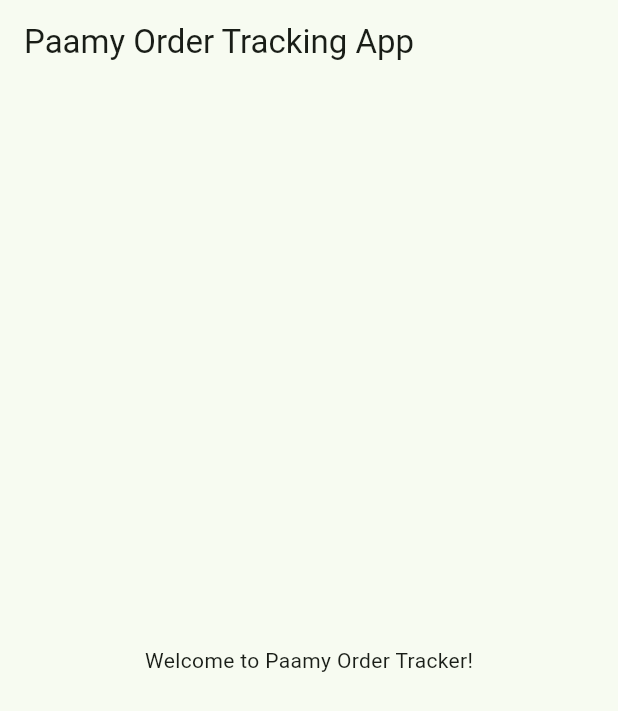
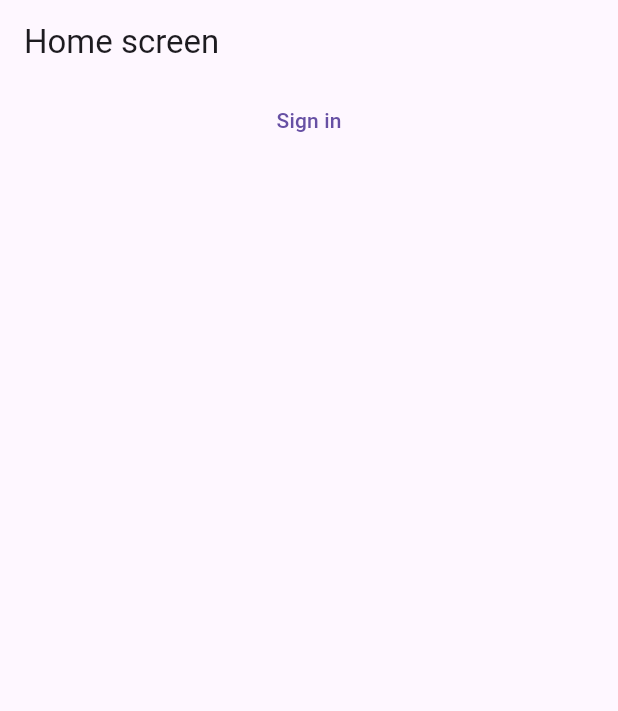
Before and after one commit to Ammarmyp/lounge_order_tracker, a Flutter app: the screen it shows after launch, on a phone screen of 412 x 824 dp. Shown: the top 711 px of the screen. Run offline on Flutter 3.47's test engine with Material 3 defaults, Android fonts, the phone set to English and light mode, and no system bars; our stand-ins replace go_router.

Commit message:
setup app navigtion

```diff
--- a/lib/app.dart
+++ b/lib/app.dart
@@ -1,5 +1,5 @@
 import 'package:flutter/material.dart';
-import 'package:paamy_order_tracker/features/home/presentation/my_home_page.dart';
+import 'package:paamy_order_tracker/core/utils/router.dart';
 
 class MyApp extends StatelessWidget {
   const MyApp({super.key});
@@ -7,13 +7,9 @@ class MyApp extends StatelessWidget {
   // This widget is the root of your application.
   @override
   Widget build(BuildContext context) {
-    return MaterialApp(
-      title: 'Flutter Demo',
-      theme: ThemeData(
-        colorScheme: ColorScheme.fromSeed(seedColor: Colors.green),
-        useMaterial3: true,
-      ),
-      home: const MyHomePage(title: 'Paamy Order Tracking App'),
+    return MaterialApp.router(
+      debugShowCheckedModeBanner: false,
+      routerConfig: AppRouter.router,
     );
   }
 }
--- /dev/null
+++ b/lib/core/utils/router.dart
@@ -0,0 +1,19 @@
+import 'package:go_router/go_router.dart';
+import 'package:paamy_order_tracker/features/authentication/presentation/sign_in_screen.dart';
+import 'package:paamy_order_tracker/features/home/presentation/home_screen.dart';
+
+class AppRouter {
+  static final router = GoRouter(
+    initialLocation: "/",
+    routes: [
+      GoRoute(
+        path: "/",
+        builder: (context, state) => const HomeScreen(),
+      ),
+      GoRoute(
+        path: "/signIn",
+        builder: (context, state) => const SignInScreen(),
+      ),
+    ],
+  );
+}
--- /dev/null
+++ b/lib/features/authentication/presentation/sign_in_screen.dart
@@ -0,0 +1,26 @@
+import 'package:flutter/material.dart';
+import 'package:go_router/go_router.dart';
+
+class SignInScreen extends StatelessWidget {
+  const SignInScreen({super.key});
+
+  @override
+  Widget build(BuildContext context) {
+    return Scaffold(
+      appBar: AppBar(
+        title: const Text("Sign in page"),
+      ),
+      body: Center(
+        child: Column(
+          children: [
+            TextButton(
+                child: const Text("home"),
+                onPressed: () {
+                  context.go("/");
+                })
+          ],
+        ),
+      ),
+    );
+  }
+}
--- /dev/null
+++ b/lib/features/home/presentation/home_screen.dart
@@ -0,0 +1,29 @@
+import 'package:flutter/material.dart';
+import 'package:go_router/go_router.dart';
+
+class HomeScreen extends StatelessWidget {
+  const HomeScreen({
+    super.key,
+  });
+
+  @override
+  Widget build(BuildContext context) {
+    return Scaffold(
+      appBar: AppBar(
+        title: const Text("Home screen"),
+      ),
+      body: Center(
+        child: Column(
+          children: [
+            TextButton(
+              onPressed: () {
+                context.go("/signIn");
+              },
+              child: const Text('Sign in'),
+            ),
+          ],
+        ),
+      ),
+    );
+  }
+}
--- a/lib/features/home/presentation/my_home_page.dart
+++ /dev/null
@@ -1,26 +0,0 @@
-import 'package:flutter/material.dart';
-
-class MyHomePage extends StatefulWidget {
-  const MyHomePage({super.key, required this.title});
-
-  final String title;
-
-  @override
-  State<MyHomePage> createState() => _MyHomePageState();
-}
-
-class _MyHomePageState extends State<MyHomePage> {
-  @override
-  Widget build(BuildContext context) {
-    return Scaffold(
-      appBar: AppBar(
-        title: Text(widget.title),
-      ),
-      body: const Center(
-        child: Text(
-          'Welcome to Paamy Order Tracker!',
-        ),
-      ),
-    );
-  }
-}
```
